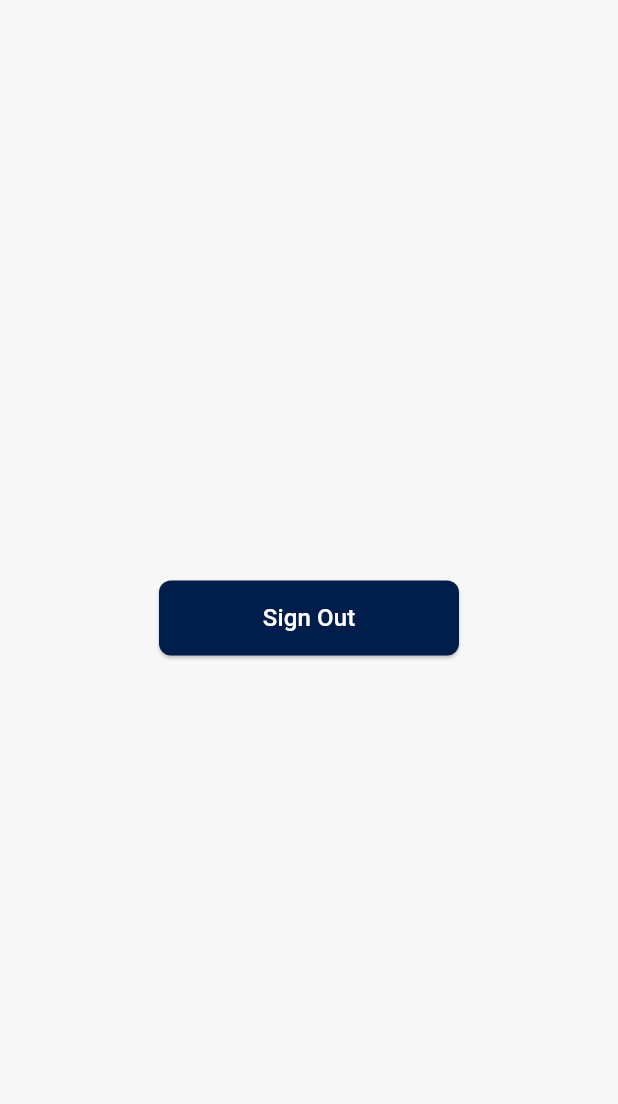
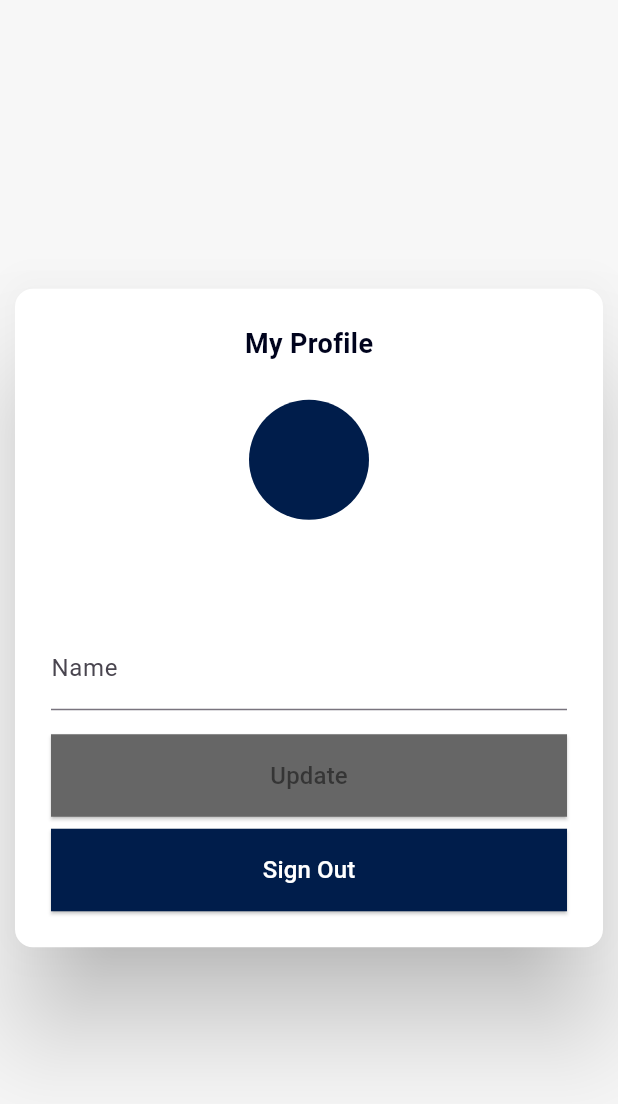
Before and after one commit to MrHup/WolfieSign, a Flutter app: the ProfilePage widget shown alone on an empty page, opened directly, on a phone screen of 412 x 824 dp. Shown: the top 1104 px of the screen. Run offline on Flutter 3.47's test engine with Material 3 defaults, Android fonts, the phone set to English and light mode, and no system bars; drawn by our look-alikes of loader_overlay; our stand-ins replace cloud_firestore, firebase_auth, firebase_core, flutter_widget_from_html, get, logger and 1 more; accounts and stored records are empty; generated files the repository leaves out were written again; network calls fail.

Commit message:
Add additional profile details and persist them in firestore

```diff
--- /dev/null
+++ b/lib/data/models/user_model.dart
@@ -0,0 +1,21 @@
+class UserModel {
+  final String? name;
+  final String email;
+
+  UserModel({
+    this.name,
+    required this.email,
+  });
+
+  Map<String, dynamic> toJson() => {
+        'name': name,
+        'email': email,
+      };
+
+  factory UserModel.fromJson(Map<String, dynamic> json) {
+    return UserModel(
+      name: json['name'],
+      email: json['email'],
+    );
+  }
+}
--- /dev/null
+++ b/lib/data/repositories/user_repository.dart
@@ -0,0 +1,30 @@
+import 'package:cloud_firestore/cloud_firestore.dart';
+import 'package:firebase_auth/firebase_auth.dart';
+import 'package:wolfie_sign/data/models/user_model.dart';
+
+class UserRepository {
+  final _firestore = FirebaseFirestore.instance;
+  final _auth = FirebaseAuth.instance;
+
+  Future<void> updateUserName(String name) async {
+    final uid = _auth.currentUser?.uid;
+    if (uid != null) {
+      await _firestore.collection('users').doc(uid).set({
+        'name': name,
+        'email': _auth.currentUser?.email,
+      }, SetOptions(merge: true));
+    }
+  }
+
+  Future<UserModel?> getCurrentUser() async {
+    final uid = _auth.currentUser?.uid;
+    if (uid != null) {
+      final doc = await _firestore.collection('users').doc(uid).get();
+      if (doc.exists) {
+        return UserModel.fromJson(doc.data()!);
+      }
+      return UserModel(email: _auth.currentUser!.email!);
+    }
+    return null;
+  }
+}
--- /dev/null
+++ b/lib/ui/profile/profile_controller.dart
@@ -0,0 +1,49 @@
+import 'package:firebase_auth/firebase_auth.dart';
+import 'package:flutter/material.dart';
+import 'package:get/get.dart';
+import 'package:wolfie_sign/data/repositories/user_repository.dart';
+
+class ProfileController extends GetxController {
+  final UserRepository _userRepository = UserRepository();
+  final nameController = TextEditingController();
+  final userEmail = ''.obs;
+  final userName = ''.obs;
+  final isLoading = false.obs;
+
+  @override
+  void onInit() {
+    super.onInit();
+    loadUserData();
+  }
+
+  @override
+  void onClose() {
+    nameController.dispose();
+    super.onClose();
+  }
+
+  Future<void> loadUserData() async {
+    isLoading.value = true;
+    final user = await _userRepository.getCurrentUser();
+    if (user != null) {
+      userEmail.value = user.email;
+      userName.value = user.name ?? '';
+      nameController.text = user.name ?? '';
+    }
+    isLoading.value = false;
+  }
+
+  Future<void> updateName() async {
+    if (nameController.text.trim().isNotEmpty) {
+      isLoading.value = true;
+      await _userRepository.updateUserName(nameController.text.trim());
+      userName.value = nameController.text.trim();
+      isLoading.value = false;
+    }
+  }
+
+  Future<void> signOut() async {
+    await FirebaseAuth.instance.signOut();
+    Get.offAllNamed('/');
+  }
+}
--- a/lib/ui/profile/profile_page.dart
+++ b/lib/ui/profile/profile_page.dart
@@ -1,34 +1,87 @@
-import 'package:firebase_auth/firebase_auth.dart';
 import 'package:flutter/material.dart';
 import 'package:get/get.dart';
+import 'package:wolfie_sign/ui/groups/member_avatar.dart';
 import 'package:wolfie_sign/utils/app_colors.dart';
 import 'package:wolfie_sign/utils/app_text_styles.dart';
+import 'profile_controller.dart';
 
-class ProfilePage extends StatelessWidget {
+class ProfilePage extends GetView<ProfileController> {
   const ProfilePage({super.key});
-
-  void _handleSignOut() async {
-    await FirebaseAuth.instance.signOut();
-    Get.offAllNamed('/');
-  }
 
   @override
   Widget build(BuildContext context) {
     return Center(
-      child: SizedBox(
-        width: 200,
-        height: 50,
-        child: ElevatedButton(
-          onPressed: _handleSignOut,
-          style: ElevatedButton.styleFrom(
-            backgroundColor: AppColors.primaryColor,
-            shape: RoundedRectangleBorder(
-              borderRadius: BorderRadius.circular(8),
-            ),
-          ),
-          child: const Text(
-            'Sign Out',
-            style: AppTextStyles.body,
+      child: Container(
+        constraints: const BoxConstraints(maxWidth: 400),
+        child: Card(
+          elevation: 30,
+          color: Colors.white,
+          child: Padding(
+            padding: const EdgeInsets.all(24.0),
+            child: Obx(() => Column(
+                  mainAxisSize: MainAxisSize.min,
+                  children: [
+                    const Text(
+                      'My Profile',
+                      style: AppTextStyles.cardTitle,
+                    ),
+                    const SizedBox(height: 24),
+                    MemberAvatar(
+                      email: controller.userEmail.value,
+                      backgroundColor: AppColors.primaryColor,
+                      size: 80,
+                    ),
+                    const SizedBox(height: 24),
+                    Text(
+                      controller.userEmail.value,
+                      style: AppTextStyles.normal16Gray05,
+                    ),
+                    const SizedBox(height: 24),
+                    TextField(
+                      controller: controller.nameController,
+                      decoration: const InputDecoration(
+                        labelText: 'Name',
+                        hintText: 'Enter your name',
+                        // border: OutlineInputBorder(
+                        //   borderSide: BorderSide.,
+                        // ),
+                      ),
+                    ),
+                    const SizedBox(height: 16),
+                    SizedBox(
+                      width: double.infinity,
+                      child: ElevatedButton(
+                        onPressed: controller.updateName,
+                        style: ElevatedButton.styleFrom(
+                          shape: RoundedRectangleBorder(
+                            borderRadius: BorderRadius.circular(0),
+                          ),
+                          backgroundColor:
+                              const Color.fromARGB(255, 102, 102, 102),
+                          padding: const EdgeInsets.symmetric(vertical: 16),
+                        ),
+                        child: const Text('Update',
+                            style: AppTextStyles.normal16Gray05),
+                      ),
+                    ),
+                    const SizedBox(height: 8),
+                    SizedBox(
+                      width: double.infinity,
+                      child: ElevatedButton(
+                        onPressed: controller.signOut,
+                        style: ElevatedButton.styleFrom(
+                          shape: RoundedRectangleBorder(
+                            borderRadius: BorderRadius.circular(0),
+                          ),
+                          backgroundColor: AppColors.primaryColor,
+                          padding: const EdgeInsets.symmetric(vertical: 16),
+                        ),
+                        child:
+                            const Text('Sign Out', style: AppTextStyles.body),
+                      ),
+                    ),
+                  ],
+                )),
           ),
         ),
       ),
--- a/lib/utils/dependencies.dart
+++ b/lib/utils/dependencies.dart
@@ -2,11 +2,13 @@ import 'package:get/get.dart';
 import 'package:wolfie_sign/ui/document/document_controller.dart';
 import 'package:wolfie_sign/ui/groups/groups_controller.dart';
 import 'package:wolfie_sign/ui/login/login_controller.dart';
+import 'package:wolfie_sign/ui/profile/profile_controller.dart';
 
 class DependencyCreator {
   static init() {
     Get.put(LoginController());
     Get.put(GroupsController(), permanent: true);
     Get.put(DocumentController(), permanent: true);
+    Get.put(ProfileController(), permanent: true);
   }
 }
```
